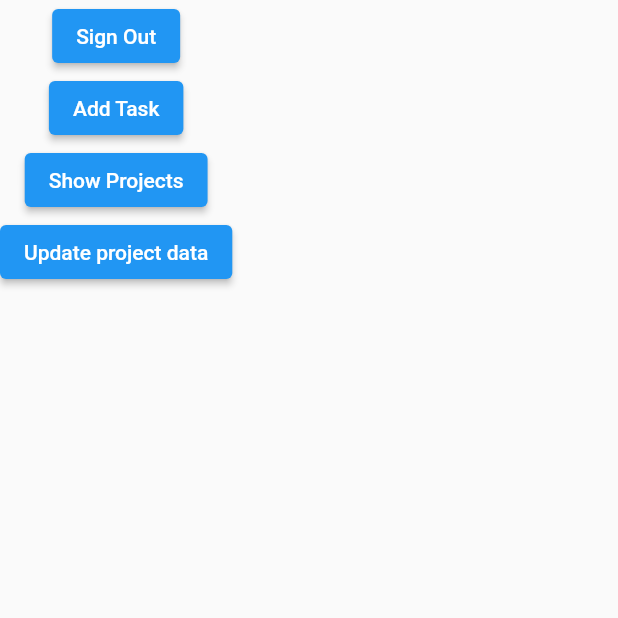
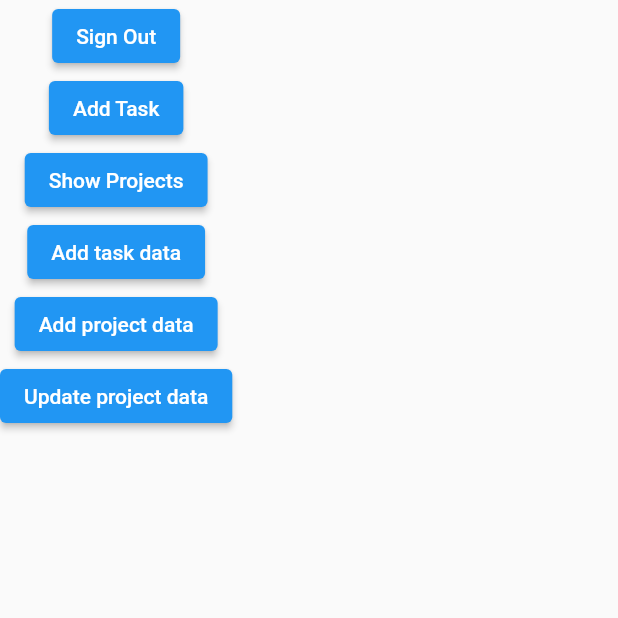
Before and after one commit to Z-inator/productivity_app, a Flutter app: the screen it shows once a user with an empty profile is signed in, on a phone screen of 412 x 824 dp, the top half of it. Run offline on Flutter 3.47's test engine with Material 2 defaults, Android fonts, the phone set to English and light mode, and no system bars; our stand-ins replace cloud_firestore, firebase_auth, firebase_core, fl_chart, flutter_animation_progress_bar, google_sign_in and 1 more; accounts and stored records are empty; network calls fail.

```diff
--- a/lib/screens/authentification/wrapper.dart
+++ b/lib/screens/authentification/wrapper.dart
@@ -9,12 +9,23 @@ class Wrapper extends StatelessWidget {
   Widget build(BuildContext context) {
     final user = Provider.of<User>(context);
     if (user == null) {
-      return ElevatedButton(
-          onPressed: () {
-            AuthService().signInWithEmailAndPassword(
-                'someone@gmail.com', 'testing123456');
-          },
-          child: Text('Sign In'));
+      return Column(
+        mainAxisAlignment: MainAxisAlignment.center,
+        children: <Widget>[
+          ElevatedButton(
+            onPressed: () {
+              AuthService().signInWithEmailAndPassword(
+                  'someone@gmail.com', 'testing123456');
+            },
+            child: Text('Sign In')),
+          ElevatedButton(
+            onPressed: () {
+              AuthService().registerWithEmailAndPassword('someone@gmail.com', 'testing123456');
+            },
+            child: Text('Register'),
+          )
+        ]
+      );
     }
     return TestScreen();
   }
--- a/lib/screens/test_screen.dart
+++ b/lib/screens/test_screen.dart
@@ -104,16 +104,16 @@ class _TestScreenState extends State<TestScreen> {
           //           });
           //     },
           //     child: Text('Show Timer')),
-          // ElevatedButton(
-          //     onPressed: () {
-          //       TaskToFirebase(user: user).uploadExampleData();
-          //     },
-          //     child: Text('Add task data')),
-          // ElevatedButton(
-          //     onPressed: () {
-          //       ProjectToFirebase(user: user).uploadExampleData();
-          //     },
-          //     child: Text('Add project data')),
+          ElevatedButton(
+              onPressed: () {
+                TaskToFirebase(user: user).uploadExampleData();
+              },
+              child: Text('Add task data')),
+          ElevatedButton(
+              onPressed: () {
+                ProjectToFirebase(user: user).uploadExampleData();
+              },
+              child: Text('Add project data')),
           ElevatedButton(
               onPressed: () {
                 ProjectToFirebase(user: user).updateProjectData();
--- a/lib/services/database.dart
+++ b/lib/services/database.dart
@@ -11,7 +11,7 @@ class DatabaseService {
 
   // Build new user collections
   Future<void> buildUser({String uid, String firstName, String lastName}) async {
-    await userCollection.doc(uid).set({
+    await FirebaseFirestore.instance.collection('users').doc(uid).set({
       'firstName': firstName,
       'lastName': lastName,
       'statuses': ['To Do', 'In Progress', 'Done']
```
Also changed, not shown: lib/main.dart (+3 -9 lines), firebase.json, 2 other files.
